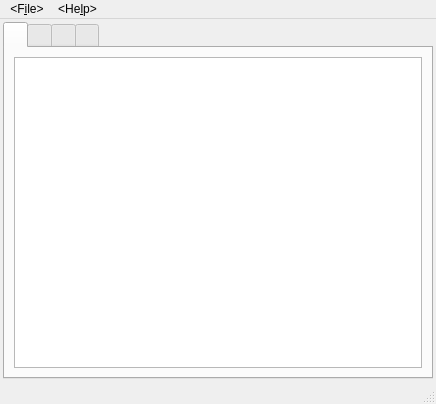
Above: mainwindow.ui from ExplosBlue/CoinKiller before the change. Below: the same form after it.
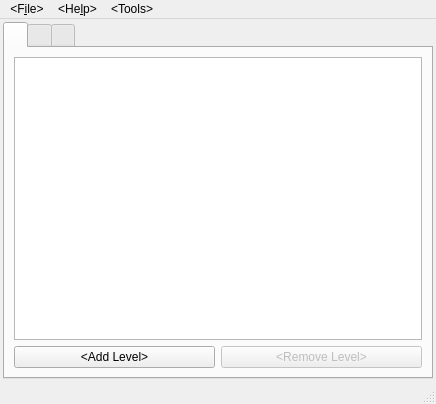
That is the form after the change.

Commit message: Improved Level Selector & Added Area Event State Editor

Patch:
```diff
--- a/mainwindow.ui
+++ b/mainwindow.ui
@@ -68,6 +68,30 @@
           </attribute>
          </widget>
         </item>
+        <item>
+         <layout class="QHBoxLayout" name="horizontalLayout">
+          <property name="topMargin">
+           <number>0</number>
+          </property>
+          <item>
+           <widget class="QPushButton" name="addLevelBtn">
+            <property name="text">
+             <string>&lt;Add Level&gt;</string>
+            </property>
+           </widget>
+          </item>
+          <item>
+           <widget class="QPushButton" name="removeLevelBtn">
+            <property name="enabled">
+             <bool>false</bool>
+            </property>
+            <property name="text">
+             <string>&lt;Remove Level&gt;</string>
+            </property>
+           </widget>
+          </item>
+         </layout>
+        </item>
        </layout>
       </widget>
       <widget class="QWidget" name="tab_tilesets">
@@ -161,20 +185,6 @@
         </item>
        </layout>
       </widget>
-      <widget class="QWidget" name="toolsTab">
-       <attribute name="title">
-        <string>&lt;Tools&gt;</string>
-       </attribute>
-       <layout class="QVBoxLayout" name="verticalLayout_6">
-        <item>
-         <widget class="QPushButton" name="openSarcExplorerBtn">
-          <property name="text">
-           <string>&lt;Sarc Explorer&gt;</string>
-          </property>
-         </widget>
-        </item>
-       </layout>
-      </widget>
      </widget>
     </item>
    </layout>
@@ -200,8 +210,15 @@
     </property>
     <addaction name="actionAbout"/>
    </widget>
+   <widget class="QMenu" name="menuTools">
+    <property name="title">
+     <string>&lt;Tools&gt;</string>
+    </property>
+    <addaction name="actionSarcExplorer"/>
+   </widget>
    <addaction name="menuFile"/>
    <addaction name="menuHelp"/>
+   <addaction name="menuTools"/>
   </widget>
   <widget class="QStatusBar" name="statusBar"/>
   <action name="actionLoadUnpackedROMFS">
```
Left out of the diff: 5 changed lines with no effect on the pictures. The commit also changes 32 other files.
